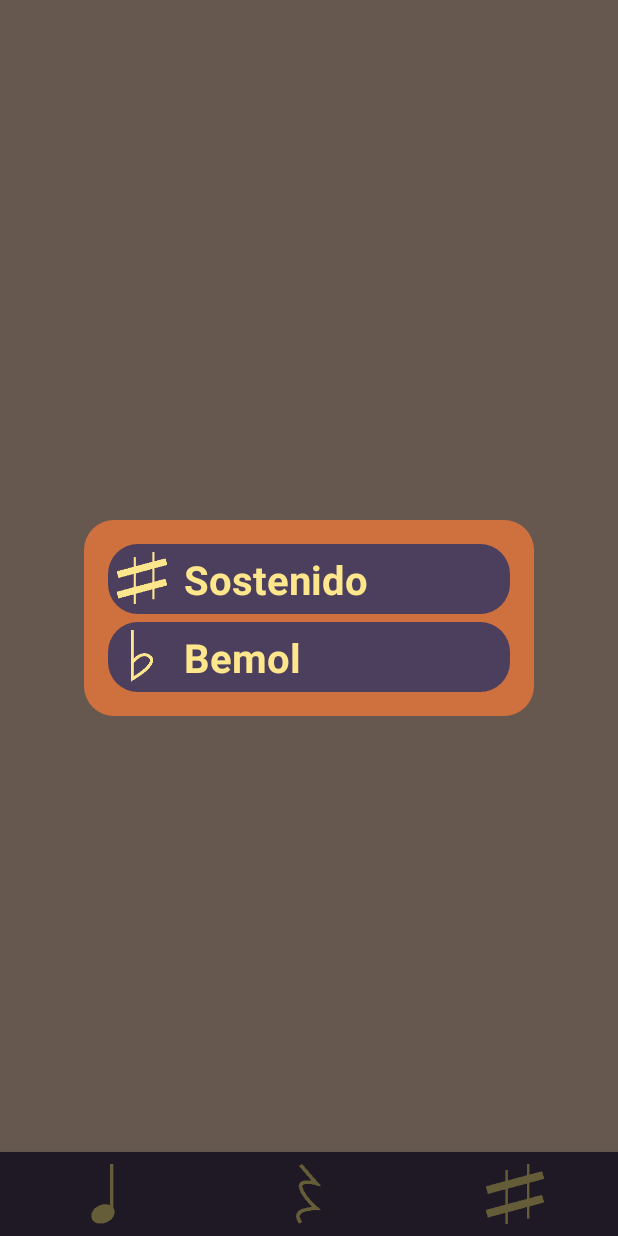
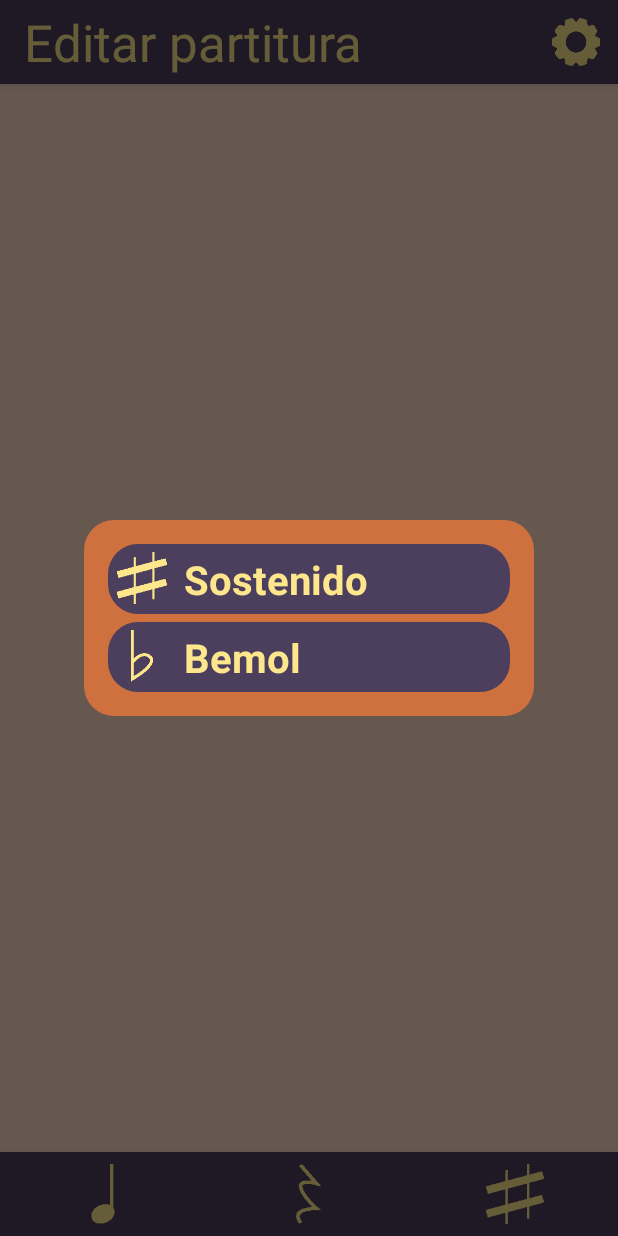
Before and after one commit to Jhuro/White-Sound, an Android app: the EditarPartituraActivity screen opened directly, with no data from a screen before it, item 3 of the bottom bar chosen, on a phone screen of 412 x 824 dp. Run offline under Robolectric (Android 15) with nearby library versions, the light colour scheme and no system bars; 7 statements that could not run were skipped.

Commit message:
Funcionalidades del sprint 3

```diff
--- a/app/src/main/AndroidManifest.xml
+++ b/app/src/main/AndroidManifest.xml
@@ -11,6 +11,9 @@
         android:supportsRtl="true"
         android:theme="@style/Theme.WhiteSound"
         tools:targetApi="31">
+        <activity
+            android:name=".AjustesActivity"
+            android:exported="false" />
         <activity
             android:name=".EditarPartituraActivity"
             android:exported="false" />
--- a/app/src/main/java/co/edu/unipiloto/whitesound/AdaptadorListaAlteracion.java
+++ /dev/null
@@ -1,62 +0,0 @@
-package co.edu.unipiloto.whitesound;
-
-import android.content.Context;
-import android.view.LayoutInflater;
-import android.view.View;
-import android.view.ViewGroup;
-import android.widget.BaseAdapter;
-import android.widget.ImageView;
-import android.widget.TextView;
-
-import java.util.List;
-
-public class AdaptadorListaAlteracion extends BaseAdapter {
-    private Context context;
-    private List<String> lst;
-
-    public AdaptadorListaAlteracion(Context context, List<String> lst) {
-        this.context = context;
-        this.lst = lst;
-    }
-
-    @Override
-    public int getCount() {
-        return lst.size();
-    }
-
-    @Override
-    public Object getItem(int i) {
-        return i;
-    }
-
-    @Override
-    public long getItemId(int i) {
-        return i;
-    }
-
-    @Override
-    public View getView(int i, View view, ViewGroup viewGroup) {
-
-        String nombreAlteracion = (String) lst.get(i);
-
-        if(view==null) {
-            view = LayoutInflater.from(context).inflate(R.layout.listview_elementos_edicion, null);
-        }
-
-        TextView lee_tv_nombre = (TextView) view.findViewById(R.id.lee_tv_nombre);
-        ImageView lee_iv_icono = (ImageView) view.findViewById(R.id.lee_iv_icono);
-
-        lee_tv_nombre.setText(nombreAlteracion);
-
-        switch(nombreAlteracion){
-            case "Sostenido":
-                lee_iv_icono.setImageResource(R.drawable.ic_sostenido);
-                break;
-            case "Bemol":
-                lee_iv_icono.setImageResource(R.drawable.ic_bemol);
-                break;
-        }
-
-        return view;
-    }
-}
--- a/app/src/main/java/co/edu/unipiloto/whitesound/AdaptadorListaSilencio.java
+++ b/app/src/main/java/co/edu/unipiloto/whitesound/AdaptadorListaElementosEdicion.java
@@ -10,11 +10,11 @@ import android.widget.TextView;
 
 import java.util.List;
 
-public class AdaptadorListaSilencio extends BaseAdapter {
+public class AdaptadorListaElementosEdicion extends BaseAdapter {
     private Context context;
     private List<String> lst;
 
-    public AdaptadorListaSilencio(Context context, List<String> lst) {
+    public AdaptadorListaElementosEdicion(Context context, List<String> lst) {
         this.context = context;
         this.lst = lst;
     }
@@ -37,7 +37,7 @@ public class AdaptadorListaSilencio extends BaseAdapter {
     @Override
     public View getView(int i, View view, ViewGroup viewGroup) {
 
-        String nombreSilencio = (String) lst.get(i);
+        String nombreElemento = (String) lst.get(i);
 
         if(view==null) {
             view = LayoutInflater.from(context).inflate(R.layout.listview_elementos_edicion, null);
@@ -46,9 +46,33 @@ public class AdaptadorListaSilencio extends BaseAdapter {
         TextView lee_tv_nombre = (TextView) view.findViewById(R.id.lee_tv_nombre);
         ImageView lee_iv_icono = (ImageView) view.findViewById(R.id.lee_iv_icono);
 
-        lee_tv_nombre.setText(nombreSilencio);
+        lee_tv_nombre.setText(nombreElemento);
 
-        switch(nombreSilencio){
+        switch(nombreElemento){
+            case "Redonda":
+                lee_iv_icono.setImageResource(R.drawable.ic_redonda);
+                break;
+            case "Blanca":
+                lee_iv_icono.setImageResource(R.drawable.ic_blanca);
+                break;
+            case "Negra":
+                lee_iv_icono.setImageResource(R.drawable.ic_negra);
+                break;
+            case "Corchea":
+                lee_iv_icono.setImageResource(R.drawable.ic_corchea);
+                break;
+            case "Semicorchea":
+                lee_iv_icono.setImageResource(R.drawable.ic_semicorchea);
+                break;
+            case "Fusa":
+                lee_iv_icono.setImageResource(R.drawable.ic_fusa);
+                break;
+            case "Semifusa":
+                lee_iv_icono.setImageResource(R.drawable.ic_semifusa);
+                break;
+            case "Garrapatea":
+                lee_iv_icono.setImageResource(R.drawable.ic_garrapatea);
+                break;
             case "Silencio de redonda":
                 lee_iv_icono.setImageResource(R.drawable.ic_silencio_redonda);
                 break;
@@ -72,6 +96,13 @@ public class AdaptadorListaSilencio extends BaseAdapter {
                 break;
             case "Silencio de garrapatea":
                 lee_iv_icono.setImageResource(R.drawable.ic_silencio_garrapatea);
+                break;
+            case "Sostenido":
+                lee_iv_icono.setImageResource(R.drawable.ic_sostenido);
+                break;
+            case "Bemol":
+                lee_iv_icono.setImageResource(R.drawable.ic_bemol);
+                break;
         }
 
         return view;
--- a/app/src/main/java/co/edu/unipiloto/whitesound/EditarPartituraActivity.java
+++ b/app/src/main/java/co/edu/unipiloto/whitesound/EditarPartituraActivity.java
@@ -2,11 +2,13 @@ package co.edu.unipiloto.whitesound;
 
 import androidx.annotation.NonNull;
 import androidx.appcompat.app.AppCompatActivity;
+import androidx.appcompat.widget.Toolbar;
 
 import android.app.Dialog;
 import android.content.Intent;
 import android.graphics.drawable.ColorDrawable;
 import android.os.Bundle;
+import android.view.Menu;
 import android.view.MenuItem;
 import android.view.View;
 import android.widget.AdapterView;
@@ -30,6 +32,7 @@ public class EditarPartituraActivity extends AppCompatActivity {
     private List<String> figurasMusicales;
     private List<String> silenciosMusicales;
     private List<String> alteracionesMusicales;
+    private Toolbar toolbar;
     private Dialog dialogo;
 
     @Override
@@ -57,6 +60,11 @@ public class EditarPartituraActivity extends AppCompatActivity {
         aep_menu_inferior = (BottomNavigationView) findViewById(R.id.aep_menu_inferior);
         dialogo = new Dialog(this);
         dialogo.getWindow().setBackgroundDrawable(new ColorDrawable(android.graphics.Color.TRANSPARENT));
+        toolbar = (Toolbar) findViewById(R.id.aep_toolbar);
+
+        //Toolbar
+        toolbar.setTitle("Editar partitura");
+        setSupportActionBar(toolbar);
 
         //Inicializar textos de partitura
         aep_tv_titulo.setText(tituloPartitura);
@@ -94,7 +102,7 @@ public class EditarPartituraActivity extends AppCompatActivity {
 
         //Inicializar vistas del diálogo
         ListView pee_lv_elementos = (ListView) dialogo.findViewById(R.id.pee_lv_elementos);
-        AdaptadorListaFigura adaptador = new AdaptadorListaFigura(this, getFiguras());
+        AdaptadorListaElementosEdicion adaptador = new AdaptadorListaElementosEdicion(this, getFiguras());
         pee_lv_elementos.setAdapter(adaptador);
 
         pee_lv_elementos.setOnItemClickListener(new AdapterView.OnItemClickListener() {
@@ -115,7 +123,7 @@ public class EditarPartituraActivity extends AppCompatActivity {
 
         //Inicializar vistas del diálogo
         ListView pee_lv_elementos = (ListView) dialogo.findViewById(R.id.pee_lv_elementos);
-        AdaptadorListaSilencio adaptador = new AdaptadorListaSilencio(this, getSilencios());
+        AdaptadorListaElementosEdicion adaptador = new AdaptadorListaElementosEdicion(this, getSilencios());
         pee_lv_elementos.setAdapter(adaptador);
 
         pee_lv_elementos.setOnItemClickListener(new AdapterView.OnItemClickListener() {
@@ -127,6 +135,7 @@ public class EditarPartituraActivity extends AppCompatActivity {
         });
     }
 
+    //Diálogo para elegir una alteracion musical
     private void abrirDialogoAlteraciones(MenuItem item) {
 
         //Mostrar diálogo
@@ -135,7 +144,7 @@ public class EditarPartituraActivity extends AppCompatActivity {
 
         //Inicializar vistas del diálogo
         ListView pee_lv_elementos = (ListView) dialogo.findViewById(R.id.pee_lv_elementos);
-        AdaptadorListaAlteracion adaptador = new AdaptadorListaAlteracion(this, getAlteraciones());
+        AdaptadorListaElementosEdicion adaptador = new AdaptadorListaElementosEdicion(this, getAlteraciones());
         pee_lv_elementos.setAdapter(adaptador);
 
         pee_lv_elementos.setOnItemClickListener(new AdapterView.OnItemClickListener() {
@@ -311,4 +320,23 @@ public class EditarPartituraActivity extends AppCompatActivity {
 
         return archivoCompleto;
     }
+
+    //Inflar menú del toolbar
+    public boolean onCreateOptionsMenu(Menu menu) {
+
+        getMenuInflater().inflate(R.menu.menu_toolbar,menu);
+        return true;
+    }
+
+    //Acciones del toolbar
+    public boolean onOptionsItemSelected(MenuItem item) {
+
+        switch (item.getItemId()){
+            case R.id.mt_ajustes:
+                Intent intent = new Intent(this, AjustesActivity.class);
+                startActivity(intent);
+                break;
+        }
+        return super.onOptionsItemSelected(item);
+    }
 }
--- a/app/src/main/res/layout/activity_editar_partitura.xml
+++ b/app/src/main/res/layout/activity_editar_partitura.xml
@@ -6,6 +6,10 @@
     android:layout_height="match_parent"
     android:background="@color/clr_b"
     tools:context=".EditarPartituraActivity">
+
+    <include
+        android:id="@+id/aep_toolbar"
+        layout="@layout/toolbar" />
 
     <TextView
         android:id="@+id/aep_tv_titulo"
@@ -19,7 +23,7 @@
         android:textStyle="bold"
         app:layout_constraintEnd_toEndOf="parent"
         app:layout_constraintStart_toStartOf="parent"
-        app:layout_constraintTop_toTopOf="parent" />
+        app:layout_constraintTop_toBottomOf="@+id/aep_toolbar" />
 
     <TextView
         android:id="@+id/aep_tv_autor"
--- a/app/src/main/res/layout/popup_opciones_partitura.xml
+++ b/app/src/main/res/layout/popup_opciones_partitura.xml
@@ -42,7 +42,7 @@
         android:layout_height="wrap_content"
         android:layout_marginTop="32dp"
         android:layout_marginEnd="16dp"
-        android:background="@drawable/bg_clr_b"
+        android:backgroundTint="@color/clr_b"
         android:text="@string/txt_pdp_btn_cancelar"
         android:textColor="@color/clr_e"
         android:textSize="12pt"
--- /dev/null
+++ b/app/src/main/res/layout/toolbar.xml
@@ -0,0 +1,13 @@
+<?xml version="1.0" encoding="utf-8"?>
+<androidx.appcompat.widget.Toolbar xmlns:android="http://schemas.android.com/apk/res/android"
+    xmlns:app="http://schemas.android.com/apk/res-auto"
+    android:id="@+id/toolbar"
+    android:layout_width="match_parent"
+    android:layout_height="wrap_content"
+    android:background="@color/clr_e"
+    android:elevation="4dp"
+    app:title="Título actividad"
+    app:titleTextColor="@color/clr_a"
+    app:titleTextAppearance="@style/TextAppearance.AppCompat.Display1">
+
+</androidx.appcompat.widget.Toolbar>
--- /dev/null
+++ b/app/src/main/res/menu/menu_toolbar.xml
@@ -0,0 +1,10 @@
+<?xml version="1.0" encoding="utf-8"?>
+<menu xmlns:android="http://schemas.android.com/apk/res/android"
+    xmlns:app="http://schemas.android.com/apk/res-auto">
+    <item
+        android:id="@+id/mt_ajustes"
+        android:title="@string/txt_mt_ajustes"
+        android:contentDescription="@string/txt_mt_ajustes"
+        android:icon="@drawable/ic_ajustes"
+        app:showAsAction="always"/>
+</menu>
--- a/app/src/main/res/values/strings.xml
+++ b/app/src/main/res/values/strings.xml
@@ -13,9 +13,10 @@
     <string name="txt_aep_tv_autor">Sin autor</string>
     <string name="txt_pap_imgbtn_eliminar_partitura">Eliminar partitura</string>
     <string name="txt_pap_imgbtn_editar_partitura">Editar partitura</string>
-    <string name="txt_miep_figuras_musicales">Figuras musicales, negra</string>
-    <string name="txt_miep_silencios">Silencios, silencio de negra</string>
+    <string name="txt_miep_figuras_musicales">Figuras musicales, Negra</string>
+    <string name="txt_miep_silencios">Silencios, Silencio de negra</string>
     <string name="txt_lsm_tv_nombre_silencio">Silencio musical</string>
     <string name="txt_lfm_tv_nombre_figura">Figura musical</string>
-    <string name="txt_miep_alteraciones">Alteraciones, sostenido</string>
+    <string name="txt_miep_alteraciones">Alteraciones, Sostenido</string>
+    <string name="txt_mt_ajustes">Ajustes</string>
 </resources>
```
Also changed, not shown: app/src/main/java/co/edu/unipiloto/whitesound/AdaptadorListaFigura.java (deleted, +0 -79 lines), app/src/main/java/co/edu/unipiloto/whitesound/AjustesActivity.java (added, +14 -0 lines), app/src/main/java/co/edu/unipiloto/whitesound/AjustesUsuario.java (added, +8 -0 lines), app/src/main/java/co/edu/unipiloto/whitesound/GestionarPartituraActivity.java (+30 -0 lines), app/src/main/res/layout/activity_ajustes.xml (added, +24 -0 lines), app/src/main/res/layout/activity_gestionar_partituras.xml (+9 -5 lines), app/src/main/res/layout/popup_datos_partitura.xml (+4 -5 lines), app/src/main/res/drawable/ic_ajustes.png (added).
